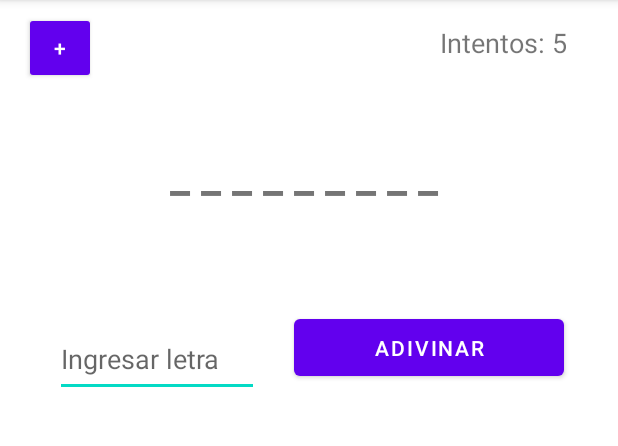
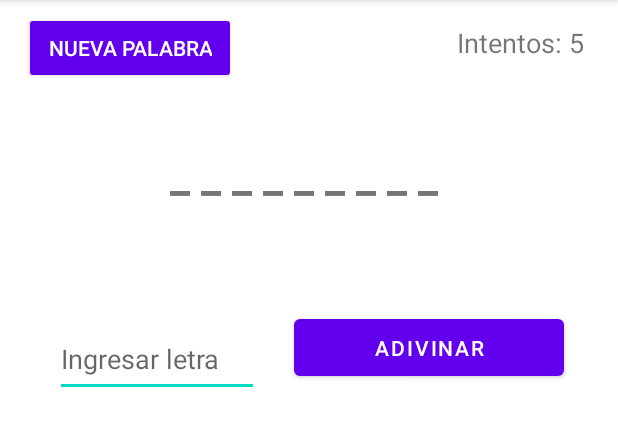
Before and after one commit to Mariokiller44/AdivinandoPalabrasv2, an Android app: the screen it shows after launch (MainActivity), on a phone screen of 412 x 824 dp, the part 84-530 px from its top. Run offline under Robolectric (Android 15) with nearby library versions, the phone set to English and light mode, and no system bars.

Commit message:
proyecto Adivinar Palabra (4 nov 2022)

```diff
--- a/app/src/main/res/layout-land/activity_main.xml
+++ b/app/src/main/res/layout-land/activity_main.xml
@@ -147,7 +147,7 @@
 
         android:onClick="cambiarPalabra"
 
-        android:text="+"
+        android:text="Nueva Palabra"
         android:textColorLink="@color/colorPrimaryDark"
         app:layout_constraintBottom_toTopOf="@+id/palabra"
         app:layout_constraintStart_toStartOf="parent"
--- a/app/src/main/res/layout/activity_main.xml
+++ b/app/src/main/res/layout/activity_main.xml
@@ -147,7 +147,7 @@
 
         android:onClick="cambiarPalabra"
 
-        android:text="+"
+        android:text="Nueva Palabra"
         android:textColorLink="@color/colorPrimaryDark"
         app:layout_constraintBottom_toTopOf="@+id/palabra"
         app:layout_constraintStart_toStartOf="parent"
```
Also changed, not shown: app/src/main/java/com/example/adivinandopalabras/MainActivity.java (+7 -0 lines).
